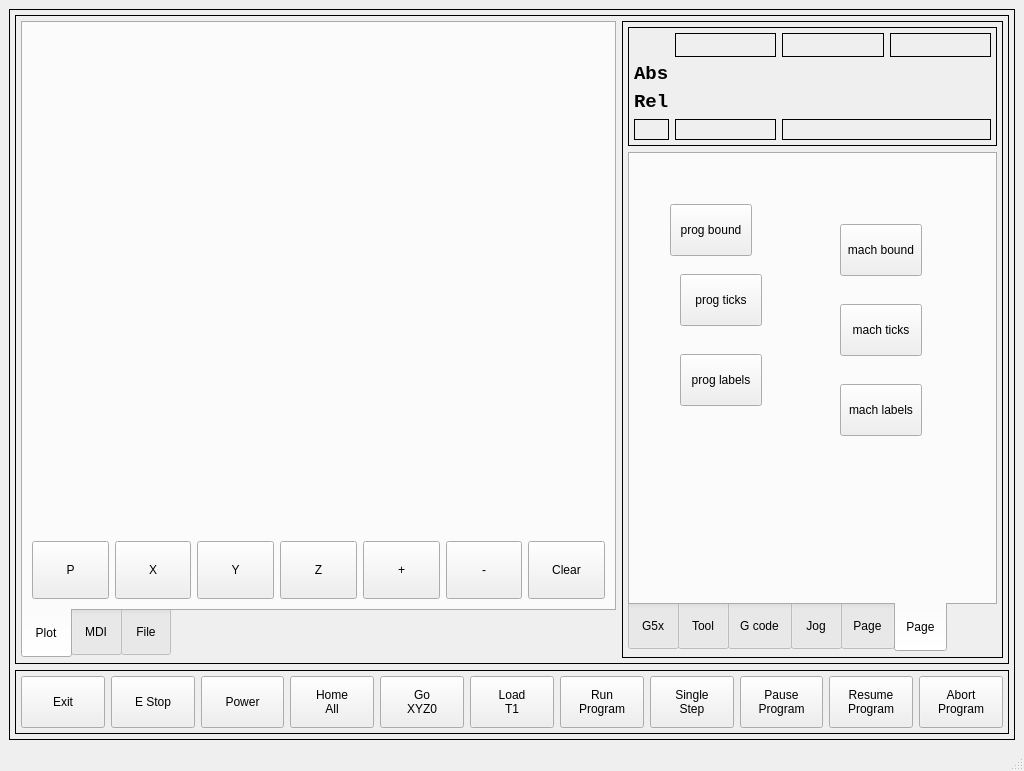
Before: the Qt Designer form mill_touch/ui/mainwindow.ui in jethornton/mill_touch, drawn with Qt 5.
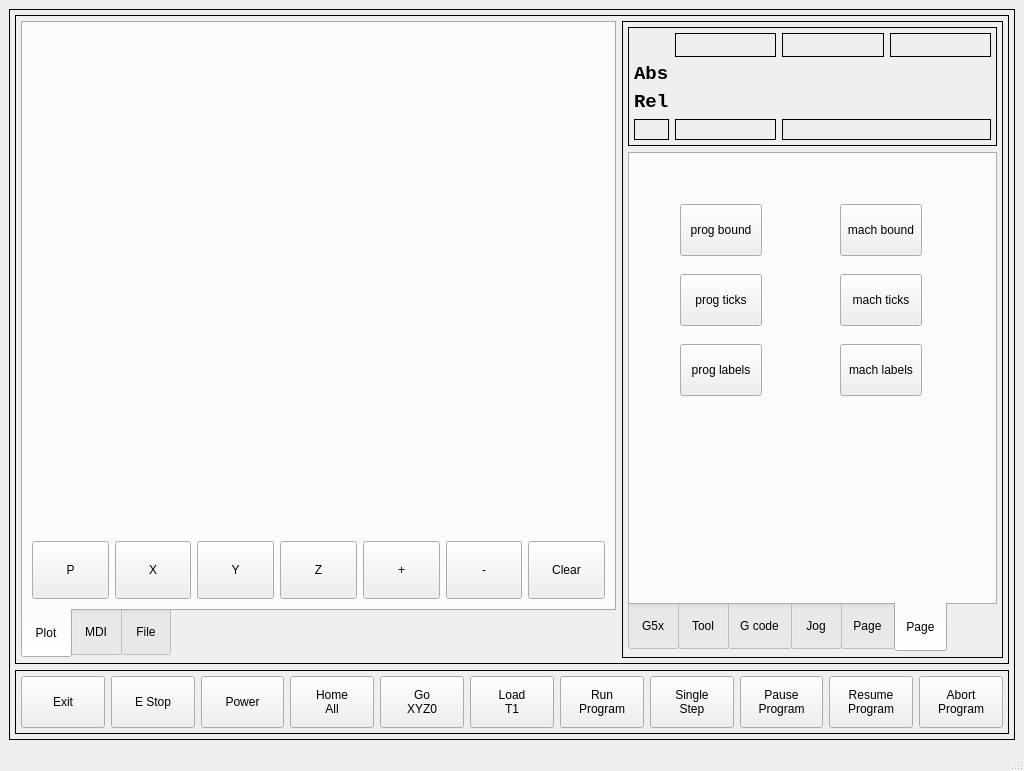
After: the same form once the commit is applied. The open tabs and pages were chosen to show the change. Custom widgets are drawn as their Qt base class.

The edit to the form file:
```diff
--- a/mill_touch/ui/mainwindow.ui
+++ b/mill_touch/ui/mainwindow.ui
@@ -1814,7 +1814,7 @@
                 <widget class="QPushButton" name="progBound">
                  <property name="geometry">
                   <rect>
-                   <x>40</x>
+                   <x>50</x>
                    <y>50</y>
                    <width>82</width>
                    <height>52</height>
@@ -1828,7 +1828,7 @@
                  <property name="geometry">
                   <rect>
                    <x>210</x>
-                   <y>230</y>
+                   <y>190</y>
                    <width>82</width>
                    <height>52</height>
                   </rect>
@@ -1841,7 +1841,7 @@
                  <property name="geometry">
                   <rect>
                    <x>50</x>
-                   <y>200</y>
+                   <y>190</y>
                    <width>82</width>
                    <height>52</height>
                   </rect>
@@ -1867,7 +1867,7 @@
                  <property name="geometry">
                   <rect>
                    <x>210</x>
-                   <y>150</y>
+                   <y>120</y>
                    <width>82</width>
                    <height>52</height>
                   </rect>
@@ -1880,7 +1880,7 @@
                  <property name="geometry">
                   <rect>
                    <x>210</x>
-                   <y>70</y>
+                   <y>50</y>
                    <width>82</width>
                    <height>52</height>
                   </rect>
```
Left out of the diff: 308 changed lines with no effect on the pictures.
